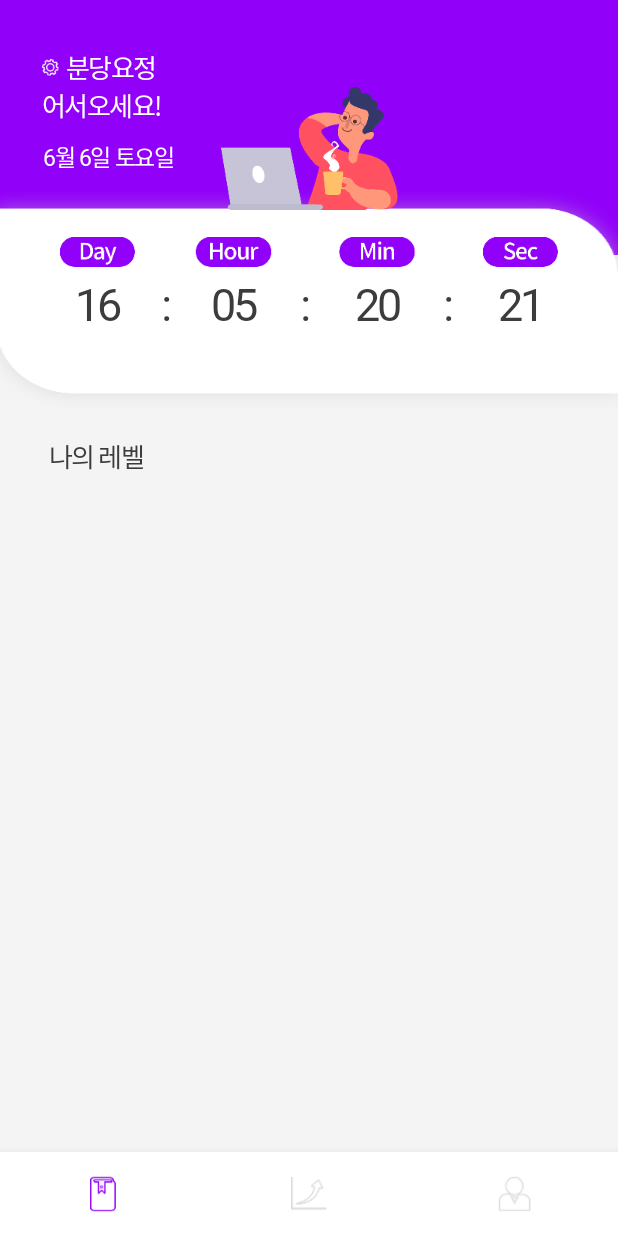
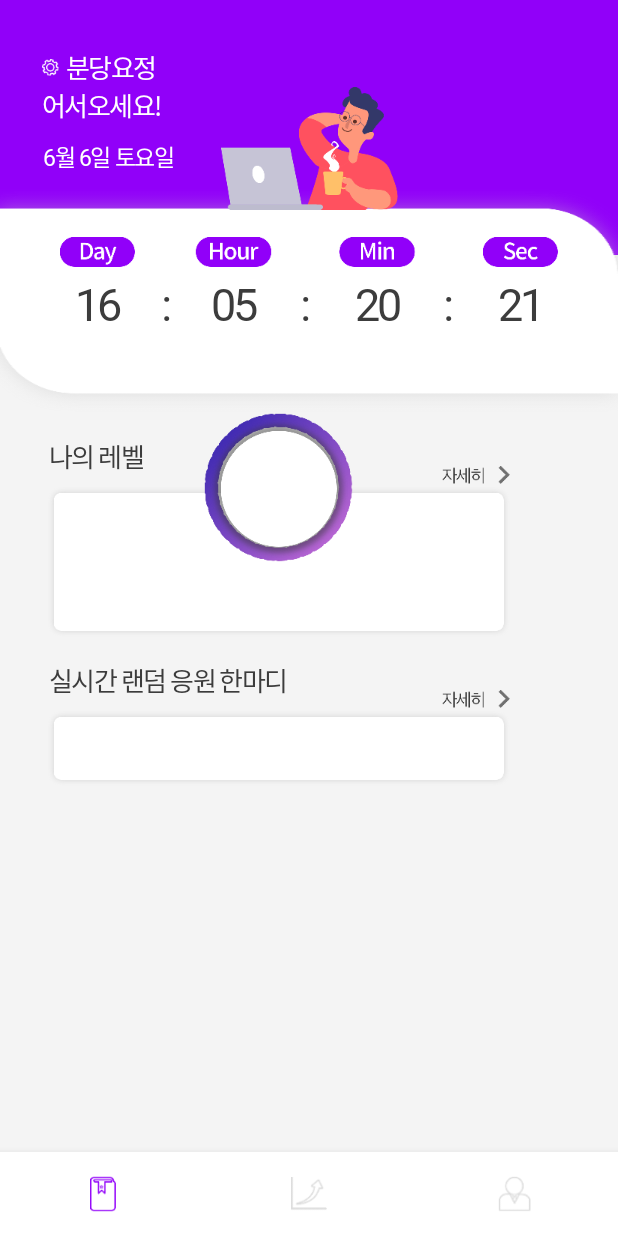
Before and after one commit to 1111111111-app/sNoker, an Android app: the MainFragment screen opened directly, with no data from a screen before it, on a phone screen of 412 x 824 dp. Run offline under Robolectric (Android 15) with nearby library versions, the phone set to English and light mode, and no system bars; our stand-ins replace data binding.

Commit message:
Add Main Fragment resource

```diff
--- a/app/src/main/res/layout/fragment_main.xml
+++ b/app/src/main/res/layout/fragment_main.xml
@@ -286,5 +286,79 @@
             android:textSize="17sp"
             app:layout_constraintStart_toStartOf="parent"
             app:layout_constraintTop_toBottomOf="@+id/sectionImage" />
+
+        <ImageView
+            android:id="@+id/levelmage"
+            android:layout_width="wrap_content"
+            android:layout_height="wrap_content"
+            android:layout_marginTop="8dp"
+            android:background="@drawable/section_2_bg"
+            app:layout_constraintStart_toStartOf="@+id/levelText"
+            app:layout_constraintTop_toBottomOf="@+id/levelText" />
+
+        <ImageView
+            android:id="@+id/progressBelowImage"
+            android:layout_width="wrap_content"
+            android:layout_height="wrap_content"
+            android:layout_marginBottom="50dp"
+            android:background="@drawable/below"
+            app:layout_constraintBottom_toBottomOf="@+id/levelmage"
+            app:layout_constraintEnd_toEndOf="@+id/levelmage"
+            app:layout_constraintHorizontal_bias="0.497"
+            app:layout_constraintStart_toStartOf="@+id/levelmage" />
+
+        <ImageView
+            android:id="@+id/progressAboveImage"
+            android:layout_width="wrap_content"
+            android:layout_height="wrap_content"
+            android:layout_marginBottom="52dp"
+            android:background="@drawable/above"
+            app:layout_constraintBottom_toBottomOf="@+id/levelmage"
+            app:layout_constraintEnd_toEndOf="@+id/levelmage"
+            app:layout_constraintStart_toStartOf="@+id/levelmage" />
+
+        <ImageView
+            android:id="@+id/levelSeeDetailImage"
+            android:layout_width="wrap_content"
+            android:layout_height="wrap_content"
+            android:layout_marginBottom="2dp"
+            android:background="@drawable/see_detail"
+            app:layout_constraintBottom_toTopOf="@+id/levelmage"
+            app:layout_constraintEnd_toEndOf="@+id/levelmage" />
+
+        <TextView
+            android:id="@+id/cheerText"
+            android:layout_width="wrap_content"
+            android:layout_height="wrap_content"
+            android:layout_marginTop="16dp"
+            android:fontFamily="@font/noto_sans_kr_bold"
+            android:gravity="center_horizontal"
+            android:includeFontPadding="false"
+            android:letterSpacing="-0.06"
+            android:lineSpacingExtra="0dp"
+            android:text="실시간 랜덤 응원 한마디"
+            android:textColor="#3c3c3c"
+            android:textSize="17sp"
+            app:layout_constraintStart_toStartOf="@+id/levelText"
+            app:layout_constraintTop_toBottomOf="@+id/levelmage" />
+
+        <TextView
+            android:id="@+id/cheerTextBox"
+            android:layout_width="wrap_content"
+            android:layout_height="wrap_content"
+            android:layout_marginTop="8dp"
+            android:background="@drawable/section_3_bg"
+            app:layout_constraintStart_toStartOf="@+id/cheerText"
+            app:layout_constraintTop_toBottomOf="@+id/cheerText" />
+
+        <ImageView
+            android:id="@+id/cheerSeeDetailImage"
+            android:layout_width="wrap_content"
+            android:layout_height="wrap_content"
+            android:layout_marginBottom="2dp"
+            android:background="@drawable/see_detail"
+            app:layout_constraintBottom_toTopOf="@+id/cheerTextBox"
+            app:layout_constraintEnd_toEndOf="@+id/cheerTextBox" />
+
     </androidx.constraintlayout.widget.ConstraintLayout>
 </layout>
```
